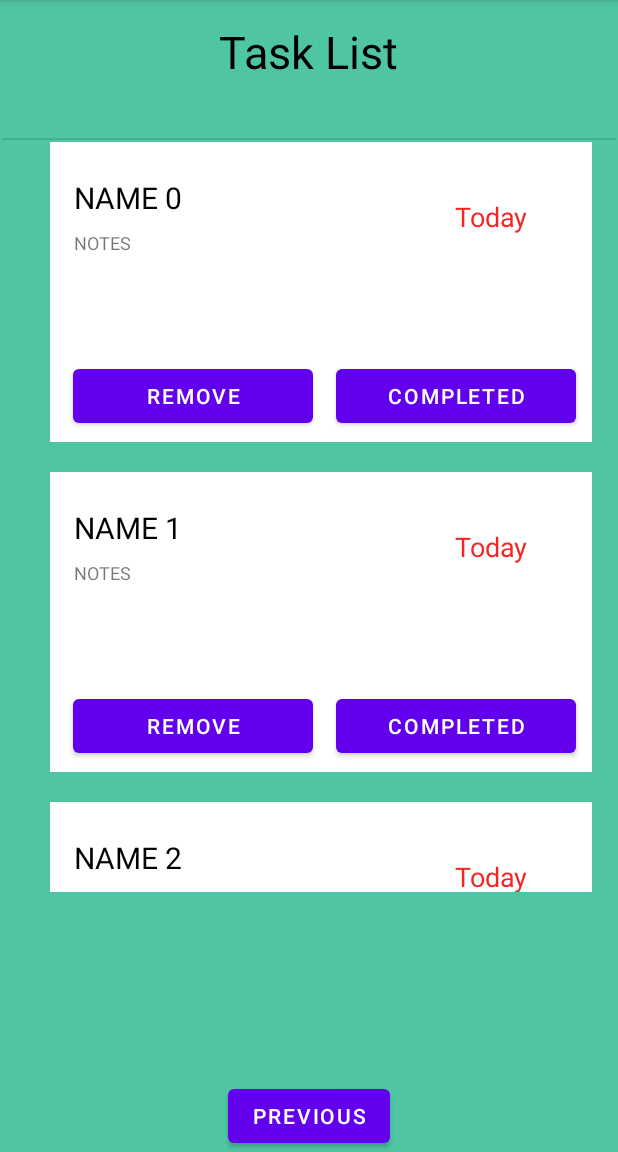
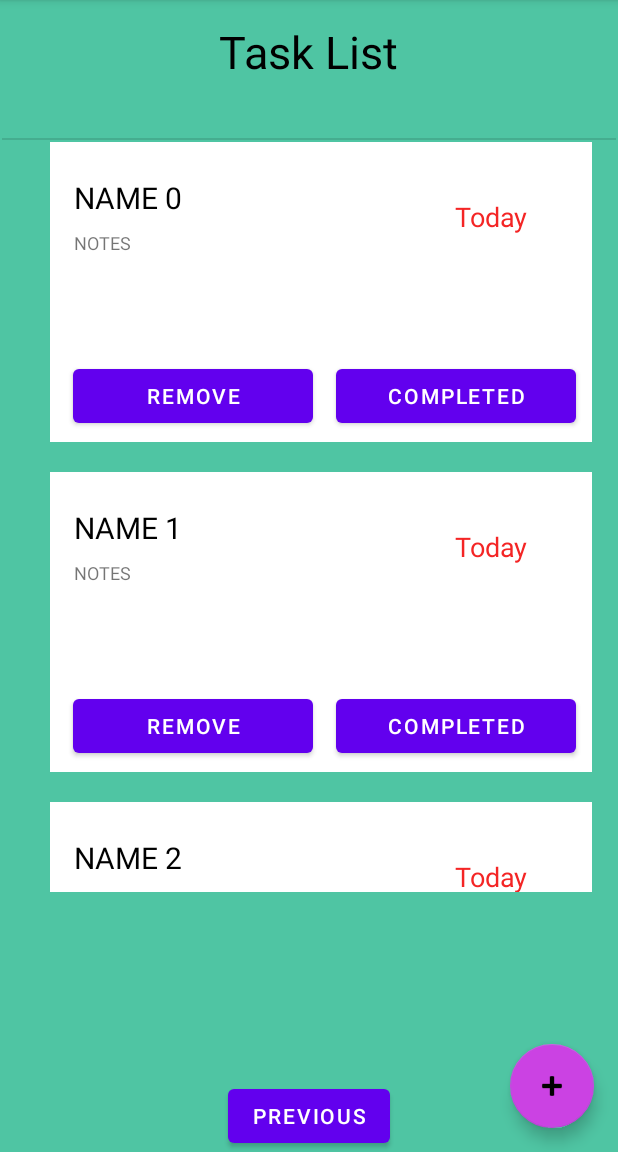
Before and after one commit to MrYee4/HabTracker2.0, an Android app: the viewTasks screen opened directly, with no data from a screen before it, on a phone screen of 412 x 824 dp, the part 84-1236 px from its top. Run offline under Robolectric (Android 15) with nearby library versions, the phone set to English and light mode, and no system bars.

Commit message:
FAB button added in viewTasks.java to go in CreateTask.java

```diff
--- a/app/src/main/java/com/example/habtracker20/viewTasks.java
+++ b/app/src/main/java/com/example/habtracker20/viewTasks.java
@@ -12,6 +12,8 @@ import android.widget.TextView;
 
 import androidx.recyclerview.widget.LinearLayoutManager;
 import androidx.recyclerview.widget.RecyclerView;
+
+import com.google.android.material.floatingactionbutton.FloatingActionButton;
 
 import java.util.ArrayList;
 
@@ -95,6 +97,21 @@ public class viewTasks extends AppCompatActivity {
             }
         });
 
+        FloatingActionButton createHab = findViewById(R.id.createhab);
+        createHab.setOnClickListener(new View.OnClickListener() {
+            @Override
+            public void onClick(View v) {
+                Intent intent = new Intent (viewTasks.this, CreateTask.class);
+                startActivity(intent);
+            }
+        });
+
+
+
+
+
+
+
 
     }
 
--- a/app/src/main/res/layout/activity_view_tasks.xml
+++ b/app/src/main/res/layout/activity_view_tasks.xml
@@ -68,4 +68,17 @@
         app:layout_constraintHorizontal_bias="0.498"
         app:layout_constraintStart_toStartOf="parent"
         app:layout_constraintTop_toTopOf="parent" />
+
+    <com.google.android.material.floatingactionbutton.FloatingActionButton
+        android:id="@+id/createhab"
+        android:layout_width="wrap_content"
+        android:layout_height="wrap_content"
+        android:layout_marginEnd="16dp"
+        android:layout_marginRight="16dp"
+        android:layout_marginBottom="16dp"
+        android:clickable="true"
+        android:src="@android:drawable/ic_input_add"
+        app:backgroundTint="#CB42E3"
+        app:layout_constraintBottom_toBottomOf="parent"
+        app:layout_constraintEnd_toEndOf="parent" />
 </androidx.constraintlayout.widget.ConstraintLayout>
```
